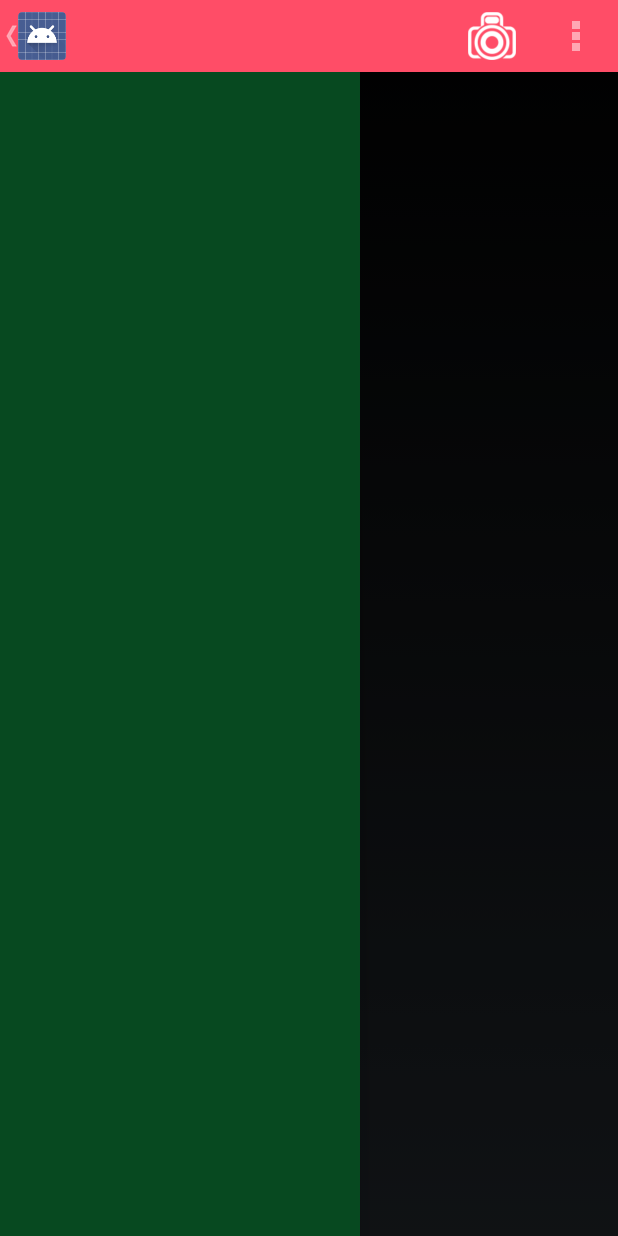
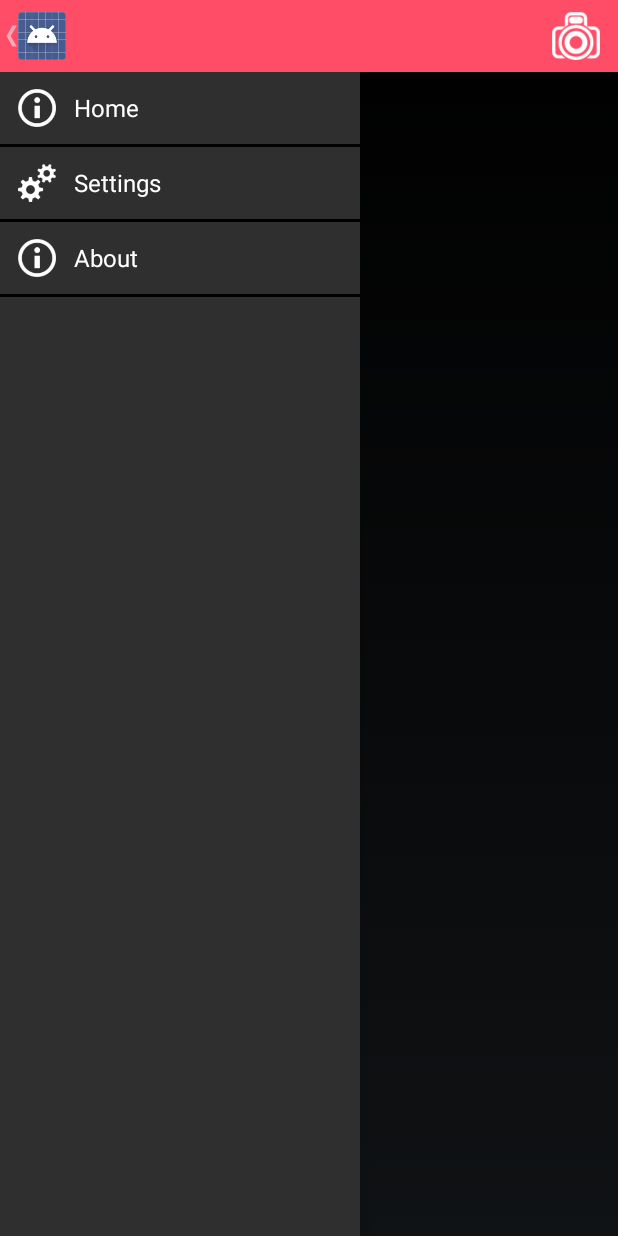
Before and after one commit to jinfirespotter/pinecone, an Android app: the AboutActivity screen opened directly, with no data from a screen before it, with the side drawer open, on a phone screen of 412 x 824 dp. Run offline under Robolectric (Android 15) with nearby library versions, the phone set to English and light mode, and no system bars; 2 statements that could not run were skipped.

Commit message:
Adds Layout files

```diff
--- a/Pinecone/app/src/main/res/layout/activity_about.xml
+++ b/Pinecone/app/src/main/res/layout/activity_about.xml
@@ -1,19 +1,3 @@
-<!--
-<RelativeLayout xmlns:android="http://schemas.android.com/apk/res/android"
-    xmlns:tools="http://schemas.android.com/tools" android:layout_width="match_parent"
-    android:layout_height="match_parent" android:paddingLeft="@dimen/activity_horizontal_margin"
-    android:paddingRight="@dimen/activity_horizontal_margin"
-    android:paddingTop="@dimen/activity_vertical_margin"
-    android:paddingBottom="@dimen/activity_vertical_margin"
-    tools:context="com.firespotter.jinwroh.pinecone.AboutActivity">
-
-    <TextView android:text="@string/hello_world" android:layout_width="wrap_content"
-        android:layout_height="wrap_content" />
-
-</RelativeLayout>
--->
-
-
 <android.support.v4.widget.DrawerLayout
     xmlns:android="http://schemas.android.com/apk/res/android"
     android:id="@+id/drawer_layout"
@@ -26,7 +10,7 @@
         android:layout_width="match_parent"
         android:layout_height="match_parent">
 
-        <TextView android:text="@string/hello_world" android:layout_width="wrap_content"
+        <TextView android:text="About" android:layout_width="wrap_content"
             android:layout_height="wrap_content" />
 
     </FrameLayout>
@@ -39,7 +23,7 @@
         android:layout_gravity="start"
         android:choiceMode="singleChoice"
         android:divider="@color/list_divider"
-        android:dividerHeight="1dp"
+        android:dividerHeight="2dp"
         android:listSelector="@drawable/list_selector"
         android:background="@color/list_background1"/>
 </android.support.v4.widget.DrawerLayout>
--- a/Pinecone/app/src/main/res/layout/drawer_list_item.xml
+++ b/Pinecone/app/src/main/res/layout/drawer_list_item.xml
@@ -6,7 +6,7 @@
     <ImageView
         android:id="@+id/icon"
         android:layout_width="25dp"
-        android:layout_height="wrap_content"
+        android:layout_height="48dp"
         android:layout_alignParentLeft="true"
         android:layout_marginLeft="12dp"
         android:layout_marginRight="12dp"
--- a/Pinecone/app/src/main/res/menu/menu_list.xml
+++ b/Pinecone/app/src/main/res/menu/menu_list.xml
@@ -8,6 +8,7 @@
         android:showAsAction="always"
         android:icon="@drawable/camera"
         android:title="Picture"/>
+    <!--
     <item
         android:id="@+id/action_settings"
         android:title="Settings"
@@ -16,4 +17,5 @@
         android:id="@+id/action_about"
         android:title="About"
         android:icon="@drawable/about"/>
+    -->
 </menu>
--- a/Pinecone/app/src/main/res/values/color.xml
+++ b/Pinecone/app/src/main/res/values/color.xml
@@ -3,9 +3,9 @@
     <color name="red">#ff0000</color>
     <color name="green">#00ff00</color>
     <color name="blue">#0000ff</color>
-    <color name="list_divider">#0000ff</color>
-    <color name="list_background">#FFFFFF</color>
-    <color name="list_background1">#074920</color>
-    <color name="list_background_pressed">#837432</color>
-    <color name="list_item_title">#000000</color>
+    <color name="list_divider">#000000</color>
+    <color name="list_background">#ff2f2f2f</color>
+    <color name="list_background1">#ff2f2f2f</color>
+    <color name="list_background_pressed">#ff2f2f2f</color>
+    <color name="list_item_title">#FFFFFF</color>
 </resources>
--- a/Pinecone/app/src/main/res/values/strings.xml
+++ b/Pinecone/app/src/main/res/values/strings.xml
@@ -1,22 +1,24 @@
 <?xml version="1.0" encoding="utf-8"?>
 <resources>
 
-    <string name="app_name">Pinecone</string>
+    <string name="app_name">Pinecone!</string>
+    <string name="title_activity_about">About</string>
+    <string name="title_activity_edit">Edit</string>
+    <string name="album_name">PineconeAlbum</string>
+
+    <string-array name="nav_drawer_items">
+        <item>Home</item>
+        <item>Settings</item>
+        <item>About</item>
+    </string-array>
+
+    <array name="nav_drawer_icons">
+        <item>@drawable/about</item>
+        <item>@drawable/settings</item>
+        <item>@drawable/about</item>
+    </array>
+
     <string name="hello_world">Hello world!</string>
     <string name="action_settings">Settings</string>
-    <string name="title_activity_about">AboutActivity</string>
-    <string name="album_name">PineconeAlbum</string>
-    <string name="drawer_open">Slider Menu Opened</string>
-    <string name="drawer_close">Slider Menu Closed</string>
-
-    <!-- Nav Drawer Menu Items -->
-    <string-array name="nav_drawer_items">
-        <item >Home</item>
-        <item >Find People</item>
-        <item >Photos</item>
-        <item >Communities</item>
-        <item >Pages</item>
-        <item >What\'s Hot</item>
-    </string-array>
 
 </resources>
```
Also changed, not shown: Pinecone/app/src/main/res/layout/activity_edit.xml (+31 -6 lines), Pinecone/app/src/main/res/layout/activity_home.xml (+5 -5 lines).
